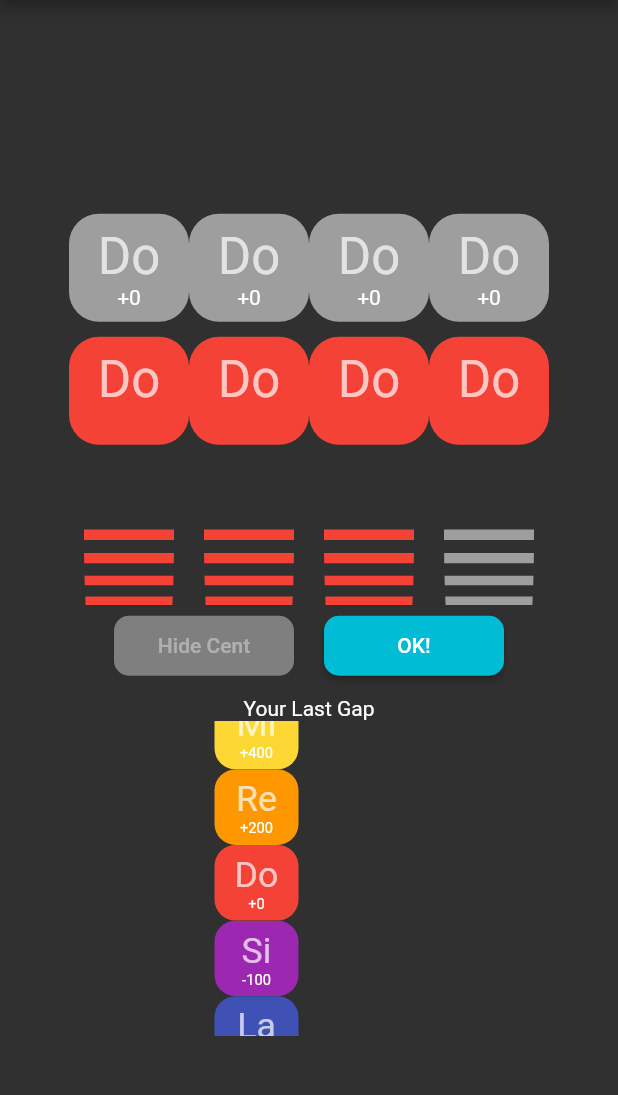
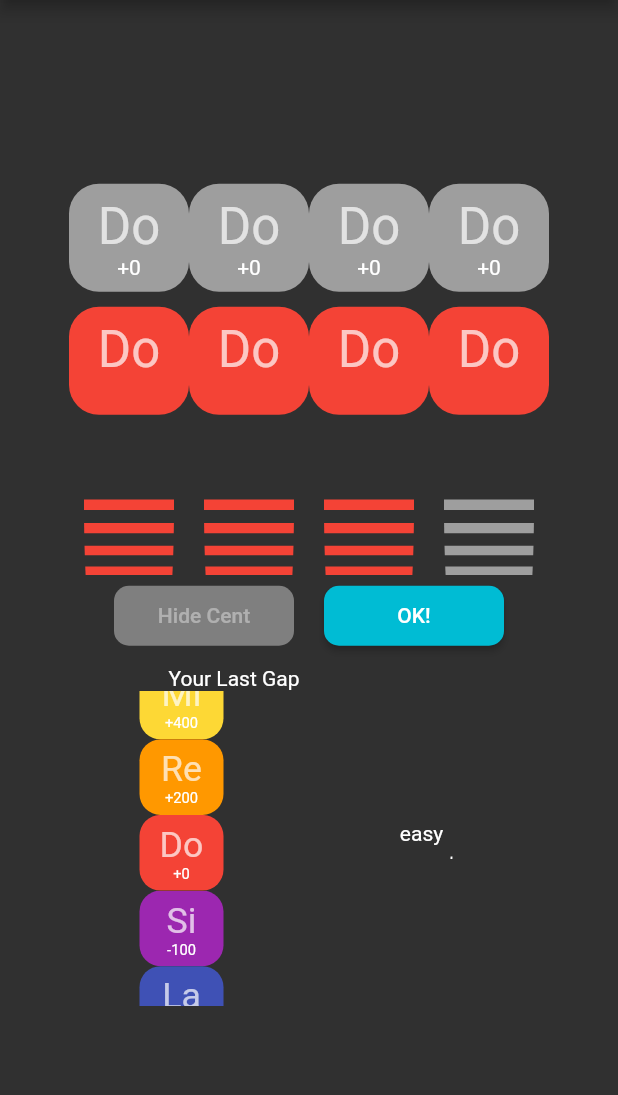
Before and after one commit to agajo/relative-pitch-adjuster, a Flutter app: the first screen one second after launch, on a phone screen of 412 x 824 dp, the part 84-1179 px from its top. Run offline on Flutter 3.47's test engine with Material 2 defaults, Android fonts, the phone set to English and light mode, and no system bars; our stand-ins replace shared_preferences; missing offline and left inert: dart:js.

Commit message:
difficulty selection

```diff
--- /dev/null
+++ b/lib/difficulty_selector.dart
@@ -0,0 +1,27 @@
+import 'package:flutter/material.dart';
+import 'package:provider/provider.dart';
+import 'package:relative_pitch_adjuster/question_notifier.dart';
+
+class DifficultySelector extends StatelessWidget {
+  @override
+  Widget build(BuildContext context) {
+    return SizedBox(
+      height: 30,
+      width: 100,
+      child: ListWheelScrollView(
+        physics: const FixedExtentScrollPhysics(),
+        itemExtent: 20,
+        children: const <Widget>[
+          Text('easy'),
+          Text('normal'),
+          Text('hard'),
+          Text('very hard'),
+        ],
+        onSelectedItemChanged: (n) {
+          Provider.of<QuestionNotifier>(context, listen: false)
+              .setDifficulty(n);
+        },
+      ),
+    );
+  }
+}
--- a/lib/game_view.dart
+++ b/lib/game_view.dart
@@ -1,5 +1,6 @@
 import 'package:flutter/material.dart';
 import 'package:provider/provider.dart';
+import 'package:relative_pitch_adjuster/difficulty_selector.dart';
 import 'package:relative_pitch_adjuster/last_differences.dart';
 import 'package:relative_pitch_adjuster/question.dart';
 import 'package:relative_pitch_adjuster/question_notifier.dart';
@@ -22,7 +23,13 @@ class GameView extends StatelessWidget {
           children: <Widget>[
             const Question(),
             const SizedBox(height: 10),
-            LastDifferences(),
+            Row(
+              mainAxisAlignment: MainAxisAlignment.center,
+              children: <Widget>[
+                LastDifferences(),
+                DifficultySelector(),
+              ],
+            ),
           ],
         ),
       ),
--- a/lib/question.dart
+++ b/lib/question.dart
@@ -18,7 +18,8 @@ class Question extends StatelessWidget {
       child: Column(
         mainAxisAlignment: MainAxisAlignment.center,
         children: [
-          const AnswerResultGap(),
+          // TODO(madao): いらなそうだったら、定義部分ごと消せ
+          // const AnswerResultGap(),
           Row(mainAxisAlignment: MainAxisAlignment.center, children: <Widget>[
             QuestionNote(
               relative: _relatives[0],
--- a/lib/question_note.dart
+++ b/lib/question_note.dart
@@ -30,7 +30,14 @@ class QuestionNote extends StatelessWidget {
                   Provider.of<QuestionNotifier>(context)
                           .oneDifferenceText(_noteIndex) ??
                       '',
-                  style: TextStyle(fontSize: 20, color: Colors.white70))
+                  style: TextStyle(
+                      fontSize: 20,
+                      color: Provider.of<QuestionNotifier>(context)
+                                  .oneDifference(_noteIndex)
+                                  .abs() >
+                              Provider.of<QuestionNotifier>(context).threshold
+                          ? Colors.red
+                          : Colors.green))
               : const Text('', style: TextStyle(fontSize: 20)),
         ),
         NoteContainer(
--- a/lib/question_notifier.dart
+++ b/lib/question_notifier.dart
@@ -38,6 +38,28 @@ class QuestionNotifier extends ChangeNotifier {
   bool get canMakeSound => _canMakeSound;
   final Map<String, String> _lastDifferences = {};
   Map<String, String> get lastDifferences => _lastDifferences;
+  Difficulty _difficulty = Difficulty.easy;
+  int _threshold = 50;
+  int get threshold => _threshold;
+
+  void setDifficulty(int index) {
+    _difficulty = Difficulty.values[index];
+    switch (_difficulty) {
+      case Difficulty.easy:
+        _threshold = 50;
+        break;
+      case Difficulty.normal:
+        _threshold = 30;
+        break;
+      case Difficulty.hard:
+        _threshold = 10;
+        break;
+      case Difficulty.veryHard:
+        _threshold = 5;
+        break;
+    }
+    notifyListeners();
+  }
 
   void setAnswerCent(int index, int answerCent) {
     _answerCents[index] = answerCent;
@@ -48,6 +70,10 @@ class QuestionNotifier extends ChangeNotifier {
     final _diff = _fixedAnswerCents[index] - _correctCents[index];
     final _prefix = _diff >= 0 ? '+' : '';
     return '$_prefix${_diff.toString()}';
+  }
+
+  int oneDifference(int index) {
+    return _fixedAnswerCents[index] - _correctCents[index];
   }
 
   int get totalDifference {
@@ -153,3 +179,10 @@ List<int> _generateRelativeIndexes() {
   } while (_isOK == false);
   return _temp;
 }
+
+enum Difficulty {
+  easy,
+  normal,
+  hard,
+  veryHard,
+}
```
